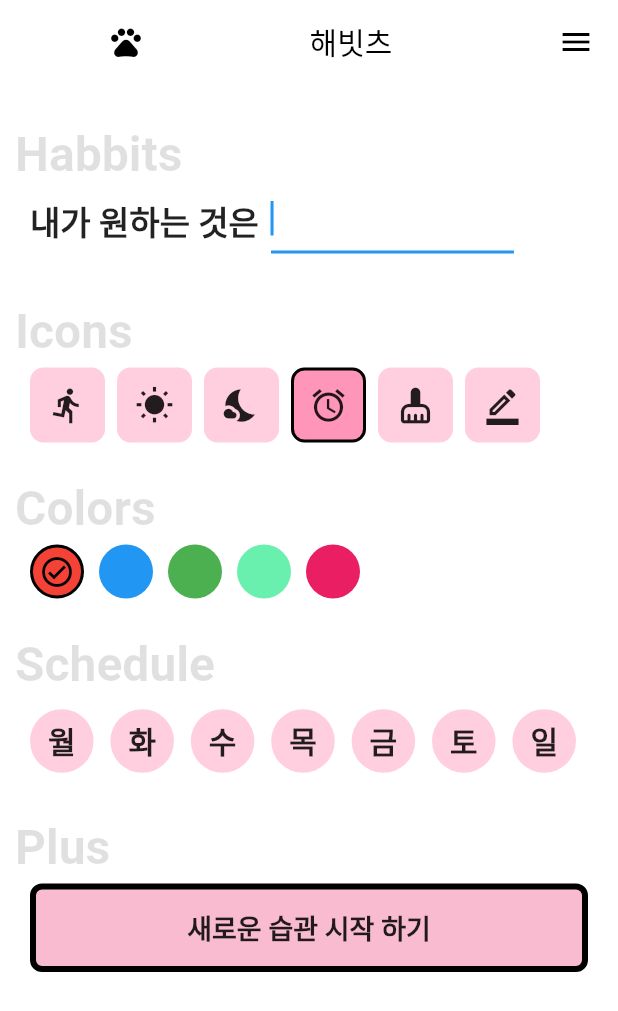
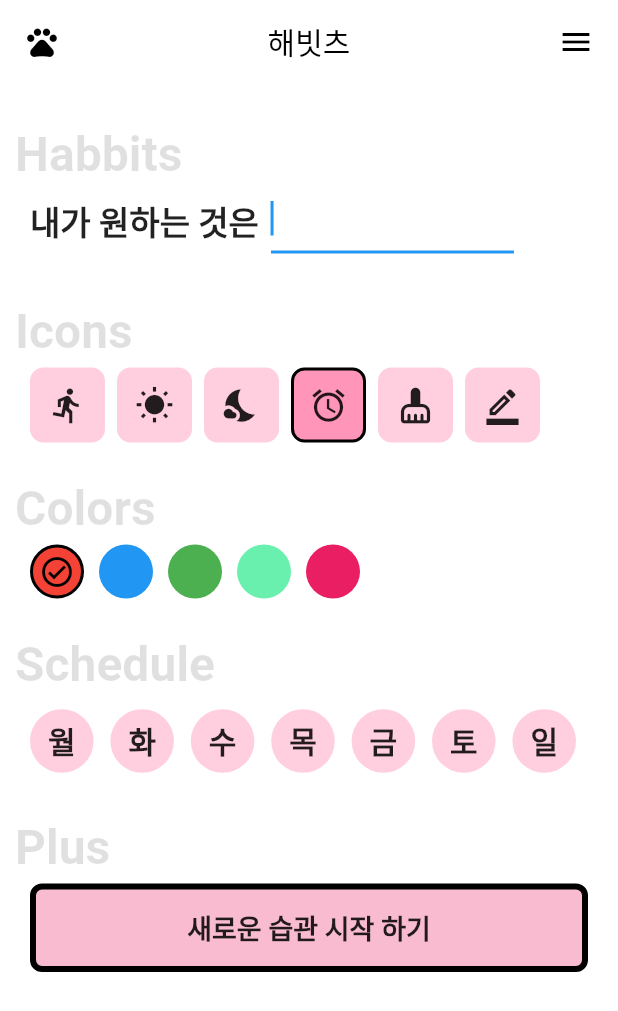
Before and after one commit to jaewoong2/Flutter_TodoList, a Flutter app: the screen it shows after launch, item 2 of the bottom bar chosen, on a phone screen of 412 x 824 dp. Shown: the top 1011 px of the screen. Run offline on Flutter 3.47's test engine with Material 2 defaults, Android fonts, the phone set to English and light mode, and no system bars.

Commit message:
:lipstick: 간단한 스타일 수정

```diff
--- a/lib/ui/bounced_button_ui.dart
+++ b/lib/ui/bounced_button_ui.dart
@@ -53,6 +53,10 @@ class _BouncedButtonState extends State<BouncedButton>
       onTapDown: _tapDown,
       onTapUp: _tapUp,
       onTap: widget.onTap,
+      highlightColor: Colors.transparent,
+      focusColor: Colors.transparent,
+      splashColor: Colors.transparent,
+      hoverColor: Colors.transparent,
       child: Transform.scale(
         scale: _scale,
         child: widget.child,
--- a/lib/ui/todo_appbar_ui.dart
+++ b/lib/ui/todo_appbar_ui.dart
@@ -8,6 +8,8 @@ class TodoAppBar extends StatelessWidget {
   @override
   Widget build(BuildContext context) {
     return AppBar(
+      leadingWidth: 0,
+      leading: const SizedBox(width: 0),
       elevation: 0,
       backgroundColor: const Color(0xffffffff),
       title: Row(
```
